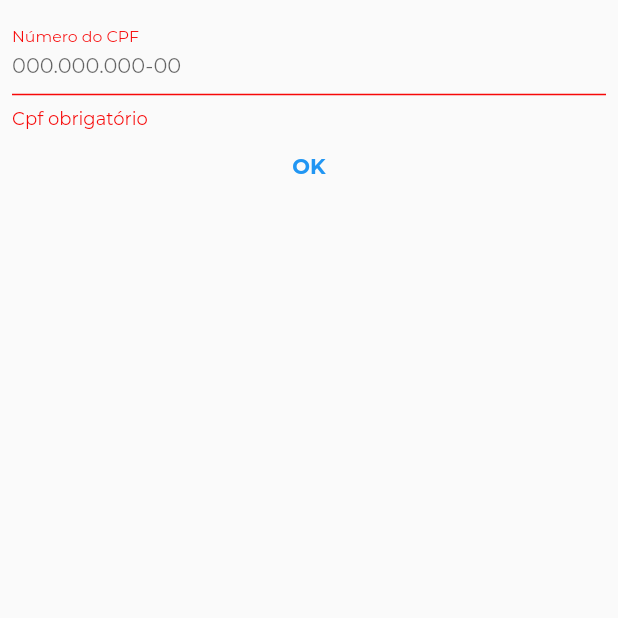
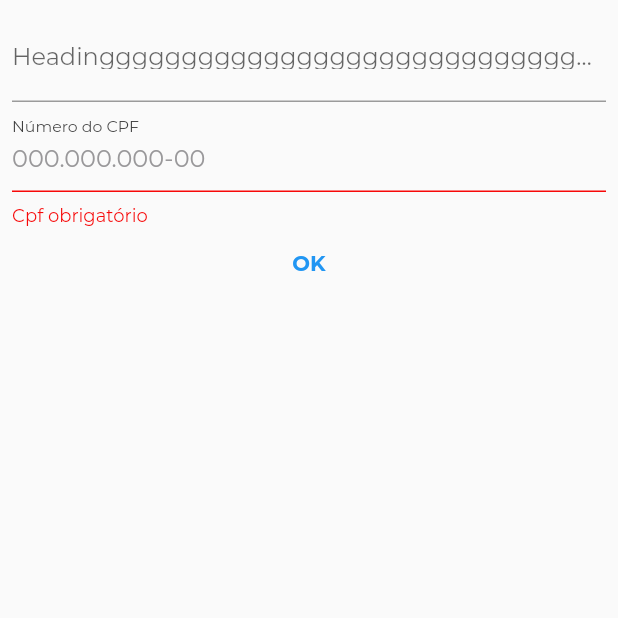
Before and after one commit to KAMADA27/prologue, a Flutter app: the screen it shows after launch, after a tap on "OK", on a phone screen of 412 x 824 dp, the top half of it. Run offline on Flutter 3.47's test engine with Material 2 defaults, Android fonts, the phone set to English and light mode, and no system bars; our stand-ins replace mask_text_input_formatter; project files that could hold a hidden picture were left out.

Commit message:
Default input decoration

```diff
--- a/lib/forms/inputs/text_form_field_sb.dart
+++ b/lib/forms/inputs/text_form_field_sb.dart
@@ -1,5 +1,4 @@
 import 'package:flutter/material.dart';
-import 'package:flutter/services.dart';
 import 'package:prologue/forms/masks/cpf_input_mask.dart';
 import 'package:prologue/forms/validators/validator.dart';
 
--- a/lib/forms/masks/cpf_input_mask.dart
+++ b/lib/forms/masks/cpf_input_mask.dart
@@ -37,12 +37,12 @@ class CpfInputMask extends TextInputFormatter {
 class InputMasks {
   static MaskTextInputFormatter cpfMask = MaskTextInputFormatter(
       mask: '999.999.999-99', filter: {'9': RegExp(r'^[0-9]')});
-  MaskTextInputFormatter cnpjMask = MaskTextInputFormatter(
+  static MaskTextInputFormatter cnpjMask = MaskTextInputFormatter(
       mask: '99.999.999/9999-99', filter: {'9': RegExp(r'^[0-9]')});
-  MaskTextInputFormatter phoneMask = MaskTextInputFormatter(
+  static MaskTextInputFormatter phoneMask = MaskTextInputFormatter(
       mask: '(99) 9 9999-9999', filter: {'9': RegExp(r'^[0-9]')});
-  MaskTextInputFormatter currencyMask = MaskTextInputFormatter(
+  static MaskTextInputFormatter currencyMask = MaskTextInputFormatter(
       mask: '999.999.999.999,00', filter: {'9': RegExp(r'^[0-9]')});
-  MaskTextInputFormatter cepMask = MaskTextInputFormatter(
+  static MaskTextInputFormatter cepMask = MaskTextInputFormatter(
       mask: '99.999-999', filter: {'9': RegExp(r'^[0-9]')});
 }
--- a/lib/forms/validators/cpf_validator_delegate.dart
+++ b/lib/forms/validators/cpf_validator_delegate.dart
@@ -1,5 +1,3 @@
-import 'dart:developer';
-
 import 'package:flutter/material.dart';
 import 'package:prologue/forms/validators/validator.dart';
 
@@ -24,7 +22,7 @@ class CPFValidatorDelegate implements Validator {
   }
 
   /// Check's if the current text string is valid
-  bool _isValidString(String cpf) {
+  bool _hasValidNumberSequence(String cpf) {
     final sameRepeatedNumbers = RegExp(r'(?!(\d)\1{10})\d{11}');
     return sameRepeatedNumbers.hasMatch(cpf);
   }
@@ -53,7 +51,7 @@ class CPFValidatorDelegate implements Validator {
     if (cpf.isEmpty || cpf.length != 11) {
       return _invalidFormat;
     }
-    if (!_isValidString(cpf)) {
+    if (!_hasValidNumberSequence(cpf)) {
       return _invalidCpf;
     }
     dynamic numbers = cpf.substring(0, 9);
--- a/lib/main.dart
+++ b/lib/main.dart
@@ -1,6 +1,4 @@
 import 'package:flutter/material.dart';
-import 'package:prologue/buttons/text_button_sb.dart';
-import 'package:prologue/enums/button.dart';
 import 'package:prologue/forms/inputs/text_form_field_sb.dart';
 import 'package:prologue/forms/validators/cpf_validator_delegate.dart';
 import 'package:prologue/theme/theme_data_sb.dart';
@@ -38,11 +36,22 @@ class Catalog extends StatelessWidget {
             children: [
               Form(
                 key: _formKey,
-                child: TextFormFieldSB(
-                  validatorDelegate: CPFValidatorDelegate(),
-                  controller: TextEditingController(),
-                  inputDecoration: CPFValidatorDelegate().inputDecoration,
-                  mandatory: true,
+                child: Column(
+                  children: [
+                    TextFormField(
+                      controller: TextEditingController(),
+                      decoration: const InputDecoration(
+                        hintText: "Heading",
+                        labelText: "Headinggggggggggggggggggggggggggggggggggggg"
+                      ),
+                    ),
+                    TextFormFieldSB(
+                      validatorDelegate: CPFValidatorDelegate(),
+                      controller: TextEditingController(),
+                      inputDecoration: CPFValidatorDelegate().inputDecoration,
+                      mandatory: true,
+                    ),
+                  ],
                 ),
               ),
               TextButton(
--- a/lib/theme/theme_data_sb.dart
+++ b/lib/theme/theme_data_sb.dart
@@ -5,6 +5,7 @@ const _primaryColor = Color(0xFF00B7D2);
 const _bodyTextColor = Color(0xFF4F4E50);
 const _subTitleTextColor = Color(0xFF3E3E3E);
 const _errorColor = Color(0xFFF70808);
+const _hintColor = Color(0xFF99989A);
 
 class ThemeDataSB {
   static ThemeData get defaultTheme {
@@ -12,11 +13,26 @@ class ThemeDataSB {
       primarySwatch: Colors.blue,
       fontFamily: "Montserrat",
       errorColor: _errorColor,
+      inputDecorationTheme: const InputDecorationTheme(
+        floatingLabelStyle: TextStyle(
+          color: _subTitleTextColor,
+        ),
+        focusedBorder: UnderlineInputBorder(
+          borderSide: BorderSide(
+            color: _subTitleTextColor,
+          ),
+        ),
+        hintStyle: TextStyle(
+          fontSize: 16,
+          color: _hintColor,
+        ),
+        labelStyle: TextStyle(
+          fontSize: 16,
+          overflow: TextOverflow.ellipsis
+        ),
+      ),
       textTheme: const TextTheme(
-        button: TextStyle(
-          color: _primaryColor,
-          fontWeight: FontWeight.bold
-        ),
+        button: TextStyle(color: _primaryColor, fontWeight: FontWeight.bold),
         bodyText1: TextStyle(
           color: _bodyTextColor,
           fontSize: 16.0,
```
